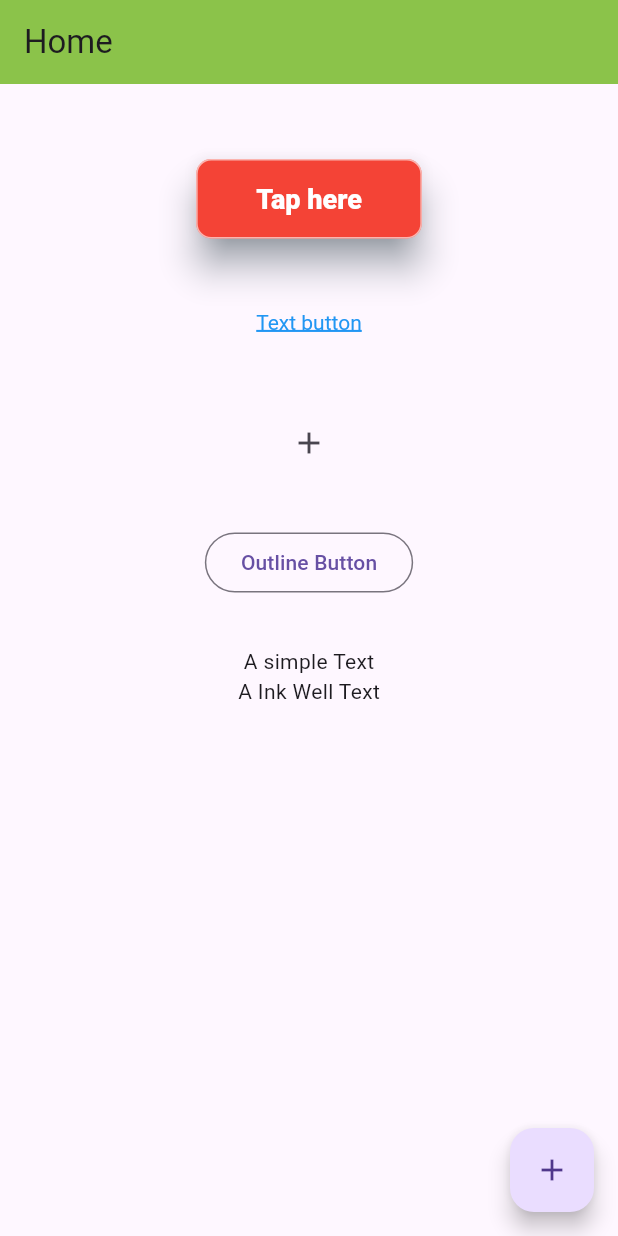
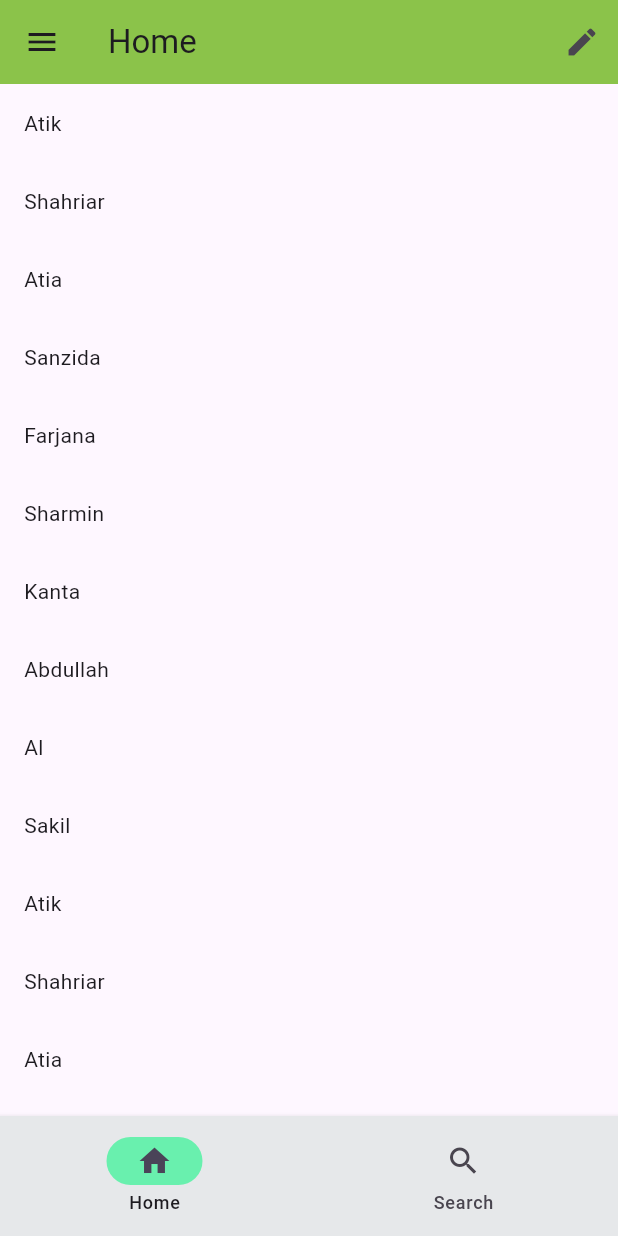
Before and after one commit to atik2100/practice_code, a Flutter app: the screen it shows after launch, on a phone screen of 412 x 824 dp. Run offline on Flutter 3.47's test engine with Material 3 defaults, Android fonts, the phone set to English and light mode, and no system bars.

Commit message:
module 7 class 3

```diff
--- a/lib/main.dart
+++ b/lib/main.dart
@@ -18,7 +18,30 @@ class myApp extends StatelessWidget {
 }
 
 class Home extends StatelessWidget {
-  const Home({super.key});
+   Home({super.key});
+
+  List<String> friendList = [
+    'Atik',
+    'Shahriar',
+    'Atia',
+    'Sanzida',
+    'Farjana',
+    'Sharmin',
+    'Kanta',
+    'Abdullah',
+    'Al',
+    'Sakil',
+    'Atik',
+    'Shahriar',
+    'Atia',
+    'Sanzida',
+    'Farjana',
+    'Sharmin',
+    'Kanta',
+    'Abdullah',
+    'Al',
+    'Sakil'
+  ];
 
   @override
   Widget build(BuildContext context) {
@@ -26,117 +49,42 @@ class Home extends StatelessWidget {
       appBar: AppBar(
         title: Text('Home'),
         backgroundColor: Colors.lightGreen,
+        actions: [
+          IconButton(onPressed: () {}, icon: Icon(Icons.edit)),
+        ],
       ),
-      body: Center(
+      drawer: Drawer(
+        backgroundColor: Colors.greenAccent.shade100,
         child: Column(
-          children: [
-            SizedBox(
-              height: 50,
-              width: 50,
-            ),
-            ElevatedButton(
-              style: ElevatedButton.styleFrom(
-                backgroundColor: Colors.red,
-                foregroundColor: Colors.white,
-                textStyle: TextStyle(
-                  fontSize: 18,
-                  fontWeight: FontWeight.w800,
-                ),
-                padding: EdgeInsets.symmetric(horizontal: 40, vertical: 16),
-                shadowColor: Colors.blueGrey,
-                elevation: 10,
-                shape: RoundedRectangleBorder(
-                  borderRadius: BorderRadius.circular(10),
-                  side: BorderSide(color: Colors.white60, width: 1),
-                ),
-              ),
-              onPressed: () {
-                showDialog(
-                    barrierColor: Colors.brown,
-                    barrierDismissible: true,
-                    context: context,
-                    builder: (context) {
-                      return AlertDialog(
-                        title: Text('Delete'),
-                        backgroundColor: Color(0xFFA7DD9B),
-                        content: Text('Are you sure'),
-                        actions: [
-                          TextButton(onPressed: () {}, child: Text('Yes')),
-                          TextButton(onPressed: () {}, child: Text('No')),
-                        ],
-                      );
-                    });
-              },
-              child: Text('Tap here'),
-            ),
-            SizedBox(height: 32),
-            TextButton(
-                style: TextButton.styleFrom(
-                  foregroundColor: Colors.blue,
-                  textStyle: TextStyle(
-                    decoration: TextDecoration.underline,
-                    decorationThickness: 2,
-                  ),
-                ),
-                onPressed: () {
-                  print('tapped text button');
-                },
-                child: Text('Text button')),
-            SizedBox(height: 32),
-            IconButton(
-              style: IconButton.styleFrom(),
-              onPressed: () {
-                print('tapped icon button');
-              },
-              icon: Icon(Icons.add),
-            ),
-            SizedBox(height: 32),
-            OutlinedButton(
-              style: OutlinedButton.styleFrom(),
-              onPressed: () {
-                print('tapped outline button');
-              },
-              child: Text('Outline Button'),
-            ),
-            SizedBox(height: 32),
-            GestureDetector(
-              onTap: () {
-                print('one tap');
-              },
-              onDoubleTap: () {
-                print('double tap');
-              },
-              onLongPress: () {
-                print('long press');
-              },
-              onLongPressEnd: (Details) {
-                print('long press end');
-              },
-              onHorizontalDragDown: (Details) {
-                print('horizontal');
-              },
-              child: Column(
-                children: [
-                  Text('A simple Text'),
-                ],
-              ),
-            ),
-            InkWell(
-              splashColor: Colors.blue,
-              onTap: () {
-                print('ink well');
-              },
-              child: Text('A Ink Well Text'),
-            ),
-          ],
+          children: [Text('Hello Atik')],
         ),
       ),
-      floatingActionButton: FloatingActionButton(
-        onPressed: () {
-          print('tapped fab button');
+
+      bottomNavigationBar: NavigationBar(
+        selectedIndex: 0,
+        // backgroundColor: Colors.greenAccent,
+        indicatorColor: Colors.greenAccent,
+        surfaceTintColor: Colors.green,
+        shadowColor: Colors.green,
+        onDestinationSelected: (int index) {
+          //TODO: pending work
         },
-        child: Icon(Icons.add),
+        destinations: [
+          NavigationDestination(icon: Icon(Icons.home), label: 'Home'),
+          NavigationDestination(icon: Icon(Icons.search), label: 'Search'),
+        ],
       ),
+
+      body: ListView.builder(
+        itemCount: friendList.length,
+          itemBuilder: (BuildContext context, int index){
+            return Padding(
+              padding: EdgeInsets.all(16),
+              child: Text(friendList[index]),
+            );
+          },
+      ),
+
     );
   }
 }
```
